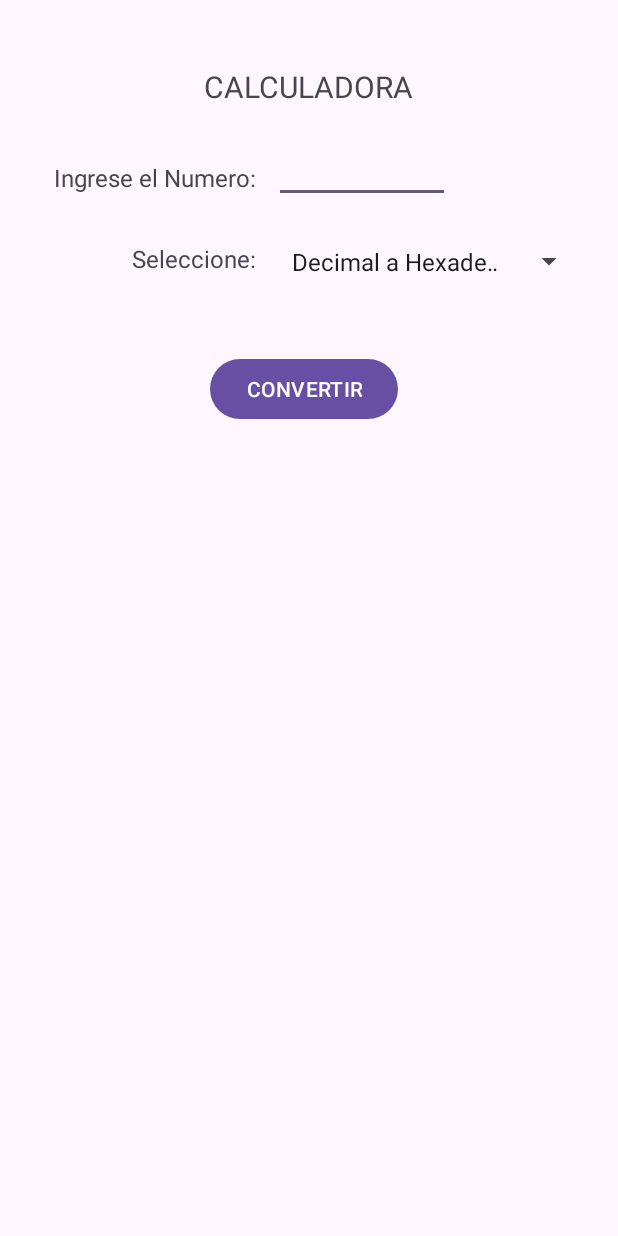
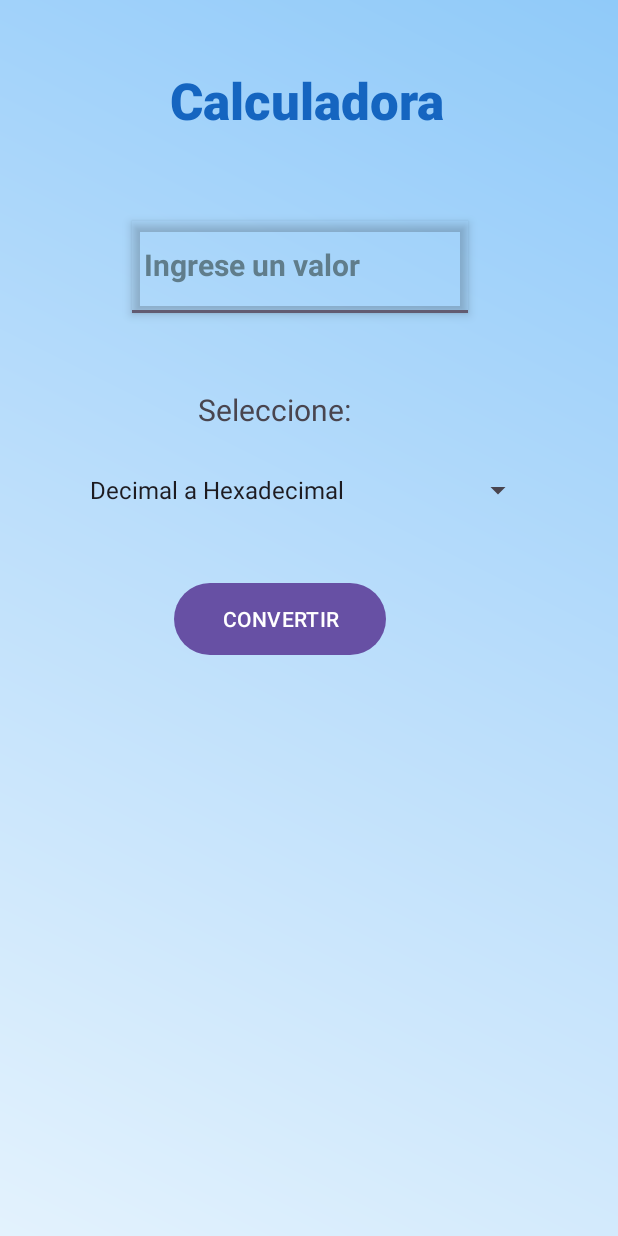
Before and after one commit to Brayan-Juma/CalculadoraDecimalHexadecimal, an Android app: the screen it shows after launch (MainActivity), on a phone screen of 412 x 824 dp. Run offline under Robolectric (Android 15) with nearby library versions, the phone set to English and light mode, and no system bars.

Commit message:
Actualizacion 2

```diff
--- /dev/null
+++ b/app/src/main/res/drawable/fondo_gradiente.xml
@@ -0,0 +1,12 @@
+<?xml version="1.0" encoding="utf-8"?>
+<shape xmlns:android="http://schemas.android.com/apk/res/android">
+
+    <gradient
+        android:startColor="#E3F2FD"
+        android:centerColor="#BBDEFB"
+        android:endColor="#90CAF9"
+        android:angle="45"
+        android:type="linear" />
+
+
+</shape>
--- a/app/src/main/res/layout/activity_main.xml
+++ b/app/src/main/res/layout/activity_main.xml
@@ -1,5 +1,6 @@
 <?xml version="1.0" encoding="utf-8"?>
 <androidx.constraintlayout.widget.ConstraintLayout xmlns:android="http://schemas.android.com/apk/res/android"
+    android:background="@drawable/fondo_gradiente"
     xmlns:app="http://schemas.android.com/apk/res-auto"
     xmlns:tools="http://schemas.android.com/tools"
     android:id="@+id/main"
@@ -8,76 +9,77 @@
     tools:context=".MainActivity">
 
     <TextView
-        android:id="@+id/textView2"
-        android:layout_width="wrap_content"
-        android:layout_height="wrap_content"
-        android:text="CALCULADORA"
-        android:textSize="20sp"
-        app:layout_constraintBottom_toBottomOf="parent"
-        app:layout_constraintEnd_toEndOf="parent"
+        android:id="@+id/txtTitulo"
+        android:layout_width="306dp"
+        android:layout_height="61dp"
+        android:layout_centerHorizontal="true"
+        android:layout_marginStart="52dp"
+        android:layout_marginTop="44dp"
+        android:fontFamily="sans-serif-medium"
+        android:text="Calculadora"
+        android:textAlignment="center"
+        android:textColor="#1565C0"
+        android:textSize="34sp"
+        android:textStyle="bold"
         app:layout_constraintStart_toStartOf="parent"
-        app:layout_constraintTop_toTopOf="parent"
-        app:layout_constraintVertical_bias="0.055" />
-
-    <TextView
-        android:id="@+id/textView"
-        android:layout_width="wrap_content"
-        android:layout_height="wrap_content"
-        android:layout_marginStart="36dp"
-        android:layout_marginTop="36dp"
-        android:text="Ingrese el Numero:"
-        android:textSize="16sp"
-        app:layout_constraintStart_toStartOf="parent"
-        app:layout_constraintTop_toBottomOf="@+id/textView2" />
+        app:layout_constraintTop_toTopOf="parent" />
 
     <EditText
         android:id="@+id/txtNumero"
-        android:layout_width="117dp"
-        android:layout_height="48dp"
-        android:layout_marginStart="12dp"
-        android:layout_marginTop="16dp"
-        android:ems="10"
-        android:inputType="text"
-        app:layout_constraintStart_toEndOf="@+id/textView"
-        app:layout_constraintTop_toBottomOf="@+id/textView2" />
+        android:layout_width="232dp"
+        android:layout_height="78dp"
+        android:layout_marginStart="84dp"
+        android:layout_marginTop="32dp"
+        android:elevation="4dp"
+        android:hint="Ingrese un valor"
+        android:padding="12dp"
+        android:textColor="#FF5722"
+        android:textColorHint="#607D8B"
+        android:textSize="20sp"
+        android:textStyle="bold"
+        app:layout_constraintStart_toStartOf="parent"
+        app:layout_constraintTop_toBottomOf="@+id/txtTitulo" />
 
     <TextView
         android:id="@+id/textView4"
         android:layout_width="wrap_content"
         android:layout_height="wrap_content"
-        android:layout_marginStart="88dp"
-        android:layout_marginTop="32dp"
+        android:layout_marginStart="132dp"
+        android:layout_marginTop="44dp"
         android:text="Seleccione:"
-        android:textSize="16sp"
+        android:textSize="20sp"
         app:layout_constraintStart_toStartOf="parent"
-        app:layout_constraintTop_toBottomOf="@+id/textView" />
+        app:layout_constraintTop_toBottomOf="@+id/txtNumero" />
 
     <Button
         android:id="@+id/btnConvertir"
-        android:layout_width="wrap_content"
-        android:layout_height="wrap_content"
-        android:layout_marginStart="140dp"
-        android:layout_marginTop="52dp"
+        android:layout_width="141dp"
+        android:layout_height="56dp"
+        android:layout_marginStart="116dp"
+        android:layout_marginTop="38dp"
         android:onClick="convertirNumero"
         android:text="CONVERTIR"
         app:layout_constraintStart_toStartOf="parent"
-        app:layout_constraintTop_toBottomOf="@+id/textView4" />
+        app:layout_constraintTop_toBottomOf="@+id/spnOpciones" />
 
     <Spinner
         android:id="@+id/spnOpciones"
-        android:layout_width="203dp"
-        android:layout_height="30dp"
-        android:layout_marginStart="16dp"
-        android:layout_marginTop="24dp"
-        app:layout_constraintStart_toEndOf="@+id/textView4"
-        app:layout_constraintTop_toBottomOf="@+id/txtNumero" />
+        android:layout_width="304dp"
+        android:layout_height="40dp"
+        android:layout_marginStart="52dp"
+        android:layout_marginTop="20dp"
+        app:layout_constraintStart_toStartOf="parent"
+        app:layout_constraintTop_toBottomOf="@+id/textView4" />
 
     <TextView
         android:id="@+id/lblResultado"
-        android:layout_width="138dp"
-        android:layout_height="28dp"
-        android:layout_marginStart="138dp"
-        android:layout_marginTop="26dp"
+        android:layout_width="283dp"
+        android:layout_height="49dp"
+        android:layout_marginStart="52dp"
+        android:layout_marginTop="40dp"
+        android:textAlignment="center"
+        android:textSize="24sp"
+        android:textStyle="bold"
         app:layout_constraintStart_toStartOf="parent"
         app:layout_constraintTop_toBottomOf="@+id/btnConvertir" />
 
```
